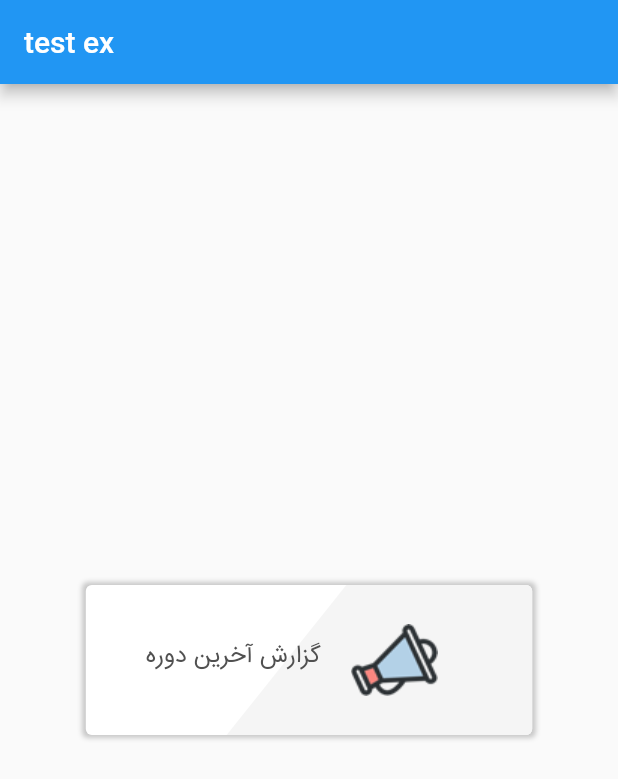
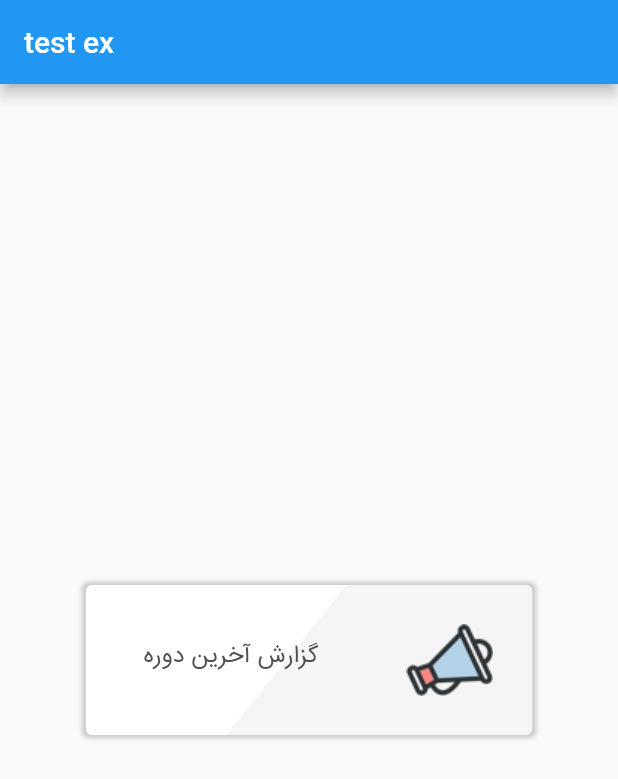
Before and after one commit to moodi1999/ex_test, a Flutter app: the screen it shows after launch, on a phone screen of 412 x 824 dp. Shown: the top 779 px of the screen. Run offline on Flutter 3.47's test engine with Material 2 defaults, Android fonts, the phone set to English and light mode, and no system bars.

Commit message:
set textW Expanded

```diff
--- a/lib/main.dart
+++ b/lib/main.dart
@@ -1,8 +1,11 @@
 import 'dart:math';
-
+import 'package:flutter/rendering.dart';
 import 'package:flutter/material.dart';
 
-void main() => runApp(MyApp());
+void main() {
+  debugPaintSizeEnabled = false;
+  runApp(MyApp());
+}
 
 class MyApp extends StatelessWidget {
   // This widget is the root of your application.
@@ -81,21 +84,26 @@ class HomeApp extends StatelessWidget {
 
   Row buildDataRow() {
     return Row(
-      mainAxisSize: MainAxisSize.min,
+      crossAxisAlignment: CrossAxisAlignment.stretch,
       children: <Widget>[
-        Padding(
-          padding: const EdgeInsets.only(left: 40),
+        Expanded(
+          child: Center(
             child: Text(
               "گزارش آخرین دوره",
+
               style: const TextStyle(
                   fontFamily: 'Iran',
                   fontSize: 16,
                   color: Color.fromARGB(255, 80, 80, 80)),
             ),
           ),
-        Padding(
-          padding: const EdgeInsets.all(20),
+        ),
+        Align(
+          alignment: Alignment.centerRight,
+          child: Padding(
+            padding: const EdgeInsets.only(right: 26, left: 20),
             child: Image.asset('assets/iconnews_and_feed.png'),
+          ),
         ),
       ],
     );
```
Also changed, not shown: pubspec.lock. Lines whose indentation alone changed are shown as unchanged.
